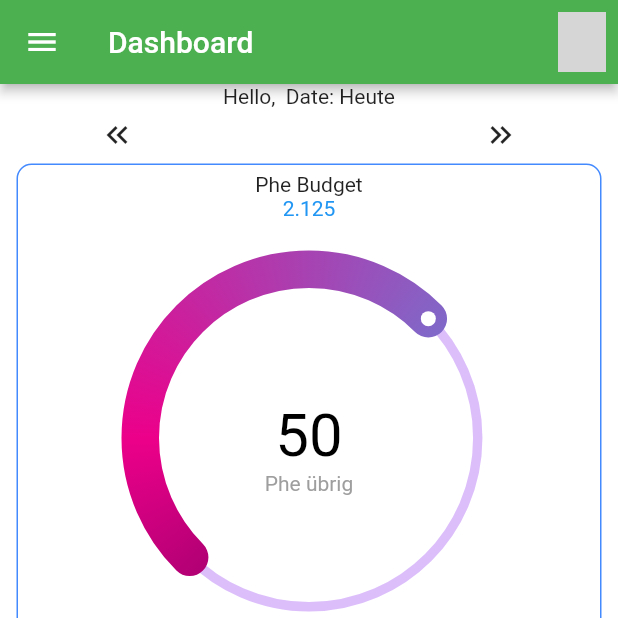
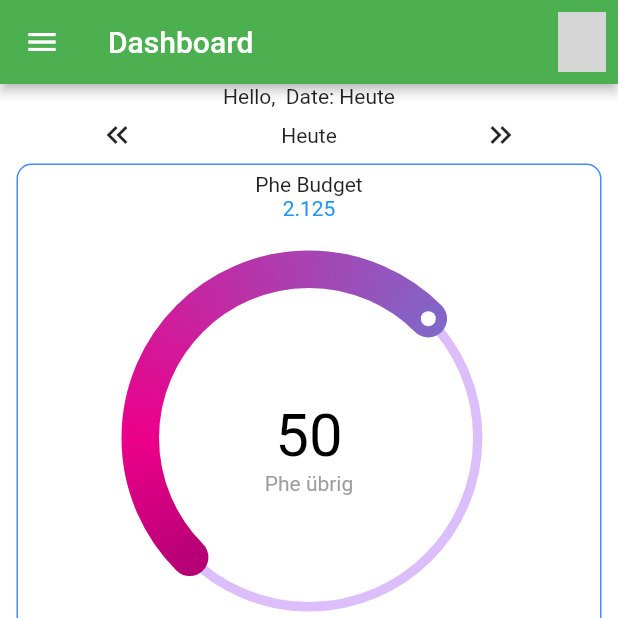
Before and after one commit to ThomasShelby81/IsiPhe, a Flutter app: the Dashboard screen opened directly with empty values, on a phone screen of 412 x 824 dp, the top half of it. Run offline on Flutter 3.47's test engine with Material 2 defaults, Android fonts, the light colour scheme and no system bars; drawn by our look-alikes of calendar_timeline, flutter_speed_dial, sleek_circular_slider; our stand-ins replace bloc, equatable, firebase_auth, firebase_core, flutter_bloc; accounts and stored records are empty; network calls fail; grey boxes are pictures that could not be loaded.

Commit message:
Insert Current Date Widget

```diff
--- a/lib/screens/dashboard.dart
+++ b/lib/screens/dashboard.dart
@@ -121,6 +121,16 @@ class _Dashboard extends State<Dashboard> with TickerProviderStateMixin {
                         context
                             .read<CurrentDateBloc>()
                             .add(DateDecrementedByOneDay());
+                      },
+                    ),
+                    BlocBuilder<CurrentDateBloc, CurrentDateBlocState>(
+                      builder: (context, state) {
+                        var dateString = _dateFormat.format(state.date);
+                        if (isCurrentDate(state.date)) {
+                          dateString = 'Heute';
+                        }
+
+                        return Text(dateString);
                       },
                     ),
                     GestureDetector(
```
